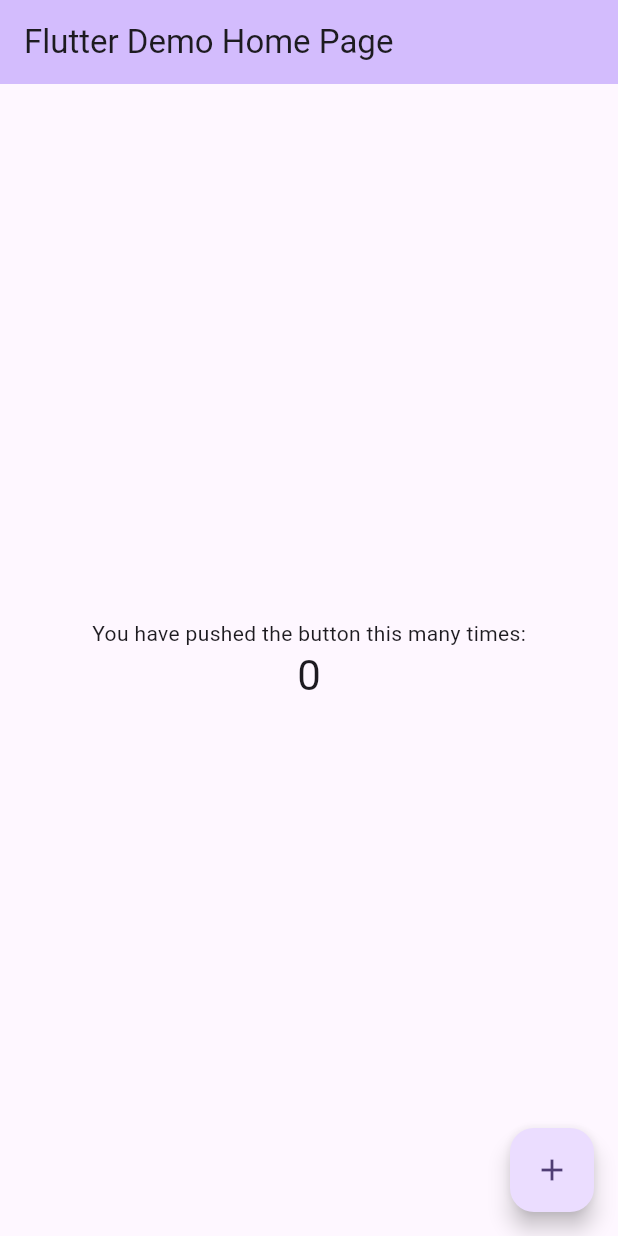
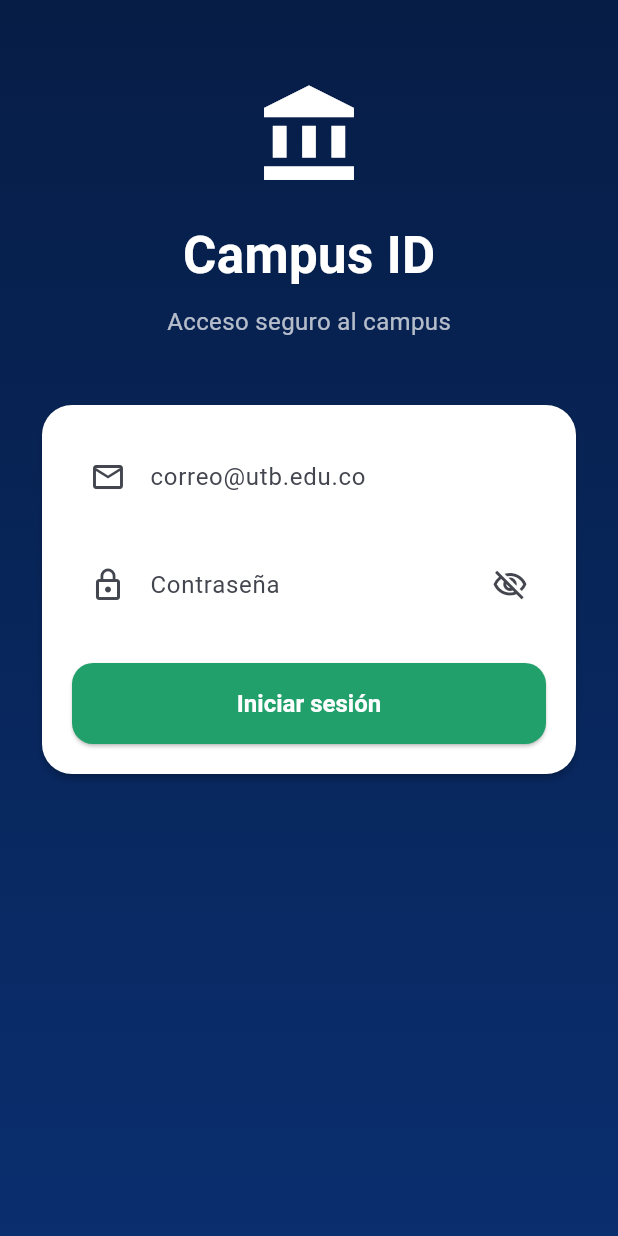
Before and after one commit to ISCOUTB/AS_campusID, a Flutter app: the screen it shows after launch, on a phone screen of 412 x 824 dp. Run offline on Flutter 3.47's test engine with Material 3 defaults, Android fonts, the phone set to English and light mode, and no system bars; Roboto replaces fonts that are missing (SF Pro Display).

Commit message:
Agrega base visual inicial de Campus ID

```diff
--- /dev/null
+++ b/campus_id/lib/core/theme/app_theme.dart
@@ -0,0 +1,62 @@
+import 'package:flutter/material.dart';
+
+class AppTheme {
+  static const Color primaryBlue = Color(0xFF0A2E6E);
+  static const Color darkBlue = Color(0xFF061D46);
+  static const Color lightBackground = Color(0xFFF5F7FB);
+  static const Color successGreen = Color(0xFF22A06B);
+  static const Color alertRed = Color(0xFFD64545);
+  static const Color cardWhite = Color(0xFFFFFFFF);
+
+  static ThemeData get theme {
+    return ThemeData(
+      useMaterial3: true,
+      scaffoldBackgroundColor: lightBackground,
+      fontFamily: 'SF Pro Display',
+      colorScheme: ColorScheme.fromSeed(
+        seedColor: primaryBlue,
+        primary: primaryBlue,
+        secondary: successGreen,
+      ),
+      appBarTheme: const AppBarTheme(
+        backgroundColor: primaryBlue,
+        foregroundColor: Colors.white,
+        elevation: 0,
+        centerTitle: true,
+      ),
+      inputDecorationTheme: InputDecorationTheme(
+        filled: true,
+        fillColor: Colors.white,
+        contentPadding: const EdgeInsets.symmetric(
+          horizontal: 16,
+          vertical: 16,
+        ),
+        border: OutlineInputBorder(
+          borderRadius: BorderRadius.circular(14),
+          borderSide: BorderSide.none,
+        ),
+      ),
+      elevatedButtonTheme: ElevatedButtonThemeData(
+        style: ElevatedButton.styleFrom(
+          backgroundColor: successGreen,
+          foregroundColor: Colors.white,
+          minimumSize: const Size(double.infinity, 54),
+          shape: RoundedRectangleBorder(
+            borderRadius: BorderRadius.circular(14),
+          ),
+          textStyle: const TextStyle(
+            fontSize: 16,
+            fontWeight: FontWeight.w600,
+          ),
+        ),
+      ),
+      cardTheme: CardThemeData(
+        color: cardWhite,
+        elevation: 2,
+        shape: RoundedRectangleBorder(
+          borderRadius: BorderRadius.circular(20),
+        ),
+      ),
+    );
+  }
+}
--- a/campus_id/lib/main.dart
+++ b/campus_id/lib/main.dart
@@ -1,122 +1,30 @@
 import 'package:flutter/material.dart';
+import 'core/theme/app_theme.dart';
+import 'screens/history_screen.dart';
+import 'screens/home_screen.dart';
+import 'screens/login_screen.dart';
+import 'screens/virtual_id_screen.dart';
 
 void main() {
-  runApp(const MyApp());
+  runApp(const CampusIdApp());
 }
 
-class MyApp extends StatelessWidget {
-  const MyApp({super.key});
+class CampusIdApp extends StatelessWidget {
+  const CampusIdApp({super.key});
 
-  // This widget is the root of your application.
   @override
   Widget build(BuildContext context) {
     return MaterialApp(
-      title: 'Flutter Demo',
-      theme: ThemeData(
-        // This is the theme of your application.
-        //
-        // TRY THIS: Try running your application with "flutter run". You'll see
-        // the application has a purple toolbar. Then, without quitting the app,
-        // try changing the seedColor in the colorScheme below to Colors.green
-        // and then invoke "hot reload" (save your changes or press the "hot
-        // reload" button in a Flutter-supported IDE, or press "r" if you used
-        // the command line to start the app).
-        //
-        // Notice that the counter didn't reset back to zero; the application
-        // state is not lost during the reload. To reset the state, use hot
-        // restart instead.
-        //
-        // This works for code too, not just values: Most code changes can be
-        // tested with just a hot reload.
-        colorScheme: ColorScheme.fromSeed(seedColor: Colors.deepPurple),
-      ),
-      home: const MyHomePage(title: 'Flutter Demo Home Page'),
+      title: 'Campus ID',
+      debugShowCheckedModeBanner: false,
+      theme: AppTheme.theme,
+      initialRoute: '/',
+      routes: {
+        '/': (context) => const LoginScreen(),
+        '/home': (context) => const HomeScreen(),
+        '/virtual-id': (context) => const VirtualIdScreen(),
+        '/history': (context) => const HistoryScreen(),
+      },
     );
   }
 }
-
-class MyHomePage extends StatefulWidget {
-  const MyHomePage({super.key, required this.title});
-
-  // This widget is the home page of your application. It is stateful, meaning
-  // that it has a State object (defined below) that contains fields that affect
-  // how it looks.
-
-  // This class is the configuration for the state. It holds the values (in this
-  // case the title) provided by the parent (in this case the App widget) and
-  // used by the build method of the State. Fields in a Widget subclass are
-  // always marked "final".
-
-  final String title;
-
-  @override
-  State<MyHomePage> createState() => _MyHomePageState();
-}
-
-class _MyHomePageState extends State<MyHomePage> {
-  int _counter = 0;
-
-  void _incrementCounter() {
-    setState(() {
-      // This call to setState tells the Flutter framework that something has
-      // changed in this State, which causes it to rerun the build method below
-      // so that the display can reflect the updated values. If we changed
-      // _counter without calling setState(), then the build method would not be
-      // called again, and so nothing would appear to happen.
-      _counter++;
-    });
-  }
-
-  @override
-  Widget build(BuildContext context) {
-    // This method is rerun every time setState is called, for instance as done
-    // by the _incrementCounter method above.
-    //
-    // The Flutter framework has been optimized to make rerunning build methods
-    // fast, so that you can just rebuild anything that needs updating rather
-    // than having to individually change instances of widgets.
-    return Scaffold(
-      appBar: AppBar(
-        // TRY THIS: Try changing the color here to a specific color (to
-        // Colors.amber, perhaps?) and trigger a hot reload to see the AppBar
-        // change color while the other colors stay the same.
-        backgroundColor: Theme.of(context).colorScheme.inversePrimary,
-        // Here we take the value from the MyHomePage object that was created by
-        // the App.build method, and use it to set our appbar title.
-        title: Text(widget.title),
-      ),
-      body: Center(
-        // Center is a layout widget. It takes a single child and positions it
-        // in the middle of the parent.
-        child: Column(
-          // Column is also a layout widget. It takes a list of children and
-          // arranges them vertically. By default, it sizes itself to fit its
-          // children horizontally, and tries to be as tall as its parent.
-          //
-          // Column has various properties to control how it sizes itself and
-          // how it positions its children. Here we use mainAxisAlignment to
-          // center the children vertically; the main axis here is the vertical
-          // axis because Columns are vertical (the cross axis would be
-          // horizontal).
-          //
-          // TRY THIS: Invoke "debug painting" (choose the "Toggle Debug Paint"
-          // action in the IDE, or press "p" in the console), to see the
-          // wireframe for each widget.
-          mainAxisAlignment: MainAxisAlignment.center,
-          children: <Widget>[
-            const Text('You have pushed the button this many times:'),
-            Text(
-              '$_counter',
-              style: Theme.of(context).textTheme.headlineMedium,
-            ),
-          ],
-        ),
-      ),
-      floatingActionButton: FloatingActionButton(
-        onPressed: _incrementCounter,
-        tooltip: 'Increment',
-        child: const Icon(Icons.add),
-      ), // This trailing comma makes auto-formatting nicer for build methods.
-    );
-  }
-}
--- /dev/null
+++ b/campus_id/lib/screens/login_screen.dart
@@ -0,0 +1,86 @@
+import 'package:flutter/material.dart';
+import '../core/theme/app_theme.dart';
+
+class LoginScreen extends StatelessWidget {
+  const LoginScreen({super.key});
+
+  @override
+  Widget build(BuildContext context) {
+    return Scaffold(
+      body: Container(
+        width: double.infinity,
+        decoration: const BoxDecoration(
+          gradient: LinearGradient(
+            colors: [AppTheme.darkBlue, AppTheme.primaryBlue],
+            begin: Alignment.topCenter,
+            end: Alignment.bottomCenter,
+          ),
+        ),
+        child: SafeArea(
+          child: Padding(
+            padding: const EdgeInsets.all(24),
+            child: Column(
+              children: [
+                const SizedBox(height: 30),
+                const Icon(
+                  Icons.account_balance,
+                  color: Colors.white,
+                  size: 72,
+                ),
+                const SizedBox(height: 20),
+                const Text(
+                  'Campus ID',
+                  style: TextStyle(
+                    color: Colors.white,
+                    fontSize: 34,
+                    fontWeight: FontWeight.bold,
+                  ),
+                ),
+                const SizedBox(height: 8),
+                const Text(
+                  'Acceso seguro al campus',
+                  style: TextStyle(
+                    color: Colors.white70,
+                    fontSize: 16,
+                  ),
+                ),
+                const SizedBox(height: 40),
+                Card(
+                  child: Padding(
+                    padding: const EdgeInsets.all(20),
+                    child: Column(
+                      children: [
+                        TextField(
+                          decoration: InputDecoration(
+                            hintText: 'correo@utb.edu.co',
+                            prefixIcon: const Icon(Icons.email_outlined),
+                          ),
+                        ),
+                        const SizedBox(height: 16),
+                        TextField(
+                          obscureText: true,
+                          decoration: InputDecoration(
+                            hintText: 'Contraseña',
+                            prefixIcon: const Icon(Icons.lock_outline),
+                            suffixIcon: const Icon(Icons.visibility_off_outlined),
+                          ),
+                        ),
+                        const SizedBox(height: 24),
+                        ElevatedButton(
+                          onPressed: () {
+                            Navigator.pushReplacementNamed(context, '/home');
+                          },
+                          child: const Text('Iniciar sesión'),
+                        ),
+                      ],
+                    ),
+                  ),
+                ),
+              ],
+            ),
+          ),
+        ),
+      ),
+    );
+  }
+}
```
Also changed, not shown: campus_id/lib/screens/history_screen.dart (added, +80 -0 lines), campus_id/lib/screens/home_screen.dart (added, +186 -0 lines), campus_id/lib/screens/virtual_id_screen.dart (added, +165 -0 lines), campus_id/pubspec.lock, 6 other files.
